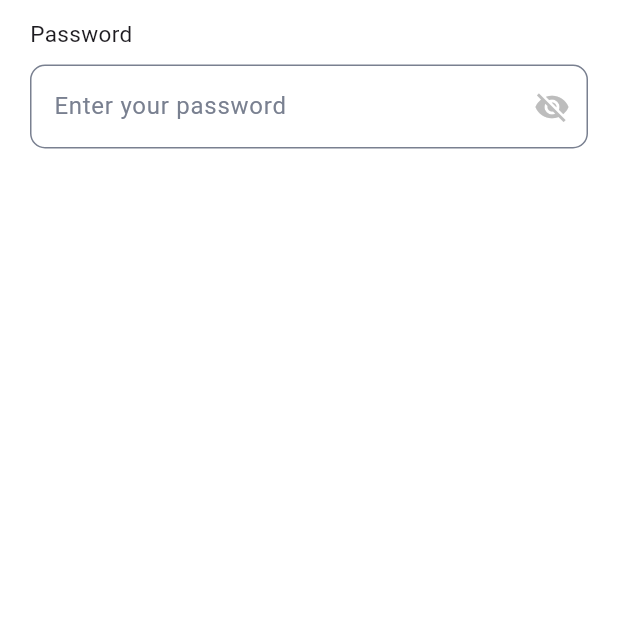
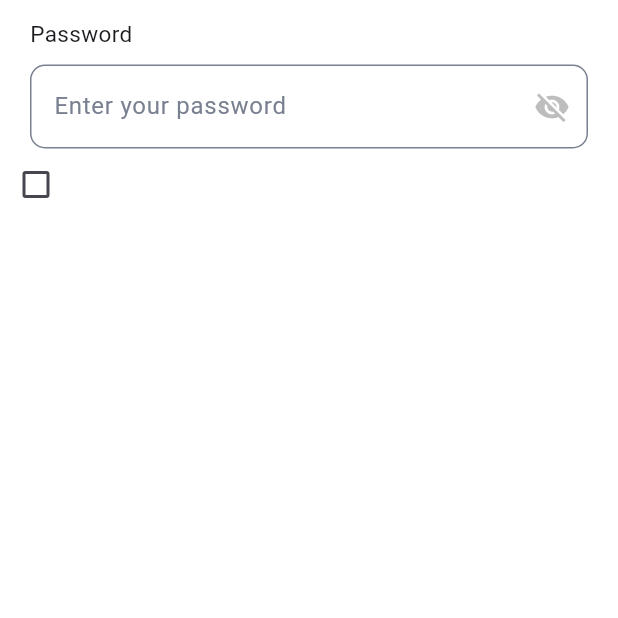
Before and after one commit to rifatalam26/plumber_tech, a Flutter app: the screen it shows after launch, on a phone screen of 412 x 824 dp, the part 618-1236 px from its top. Run offline on Flutter 3.47's test engine with Material 3 defaults, Android fonts, the phone set to English and light mode, and no system bars.

Commit message:
login screen 1

```diff
--- a/lib/View/Customer Registration Screen/login_screen1.dart
+++ b/lib/View/Customer Registration Screen/login_screen1.dart
@@ -9,6 +9,7 @@ class LoginScreen1 extends StatefulWidget {
 
 class _LoginScreen1State extends State<LoginScreen1> {
   bool _secureText = true;
+  bool check = false;
   @override
   Widget build(BuildContext context) {
     return Scaffold(
@@ -85,9 +86,9 @@ class _LoginScreen1State extends State<LoginScreen1> {
             ),
             Padding(
               padding: const EdgeInsets.only(left: 20, right: 20),
-              child: TextField(obscureText: _secureText,
+              child: TextField(
+                obscureText: _secureText,
                 decoration: InputDecoration(
-
                     hintText: "Enter your password",
                     hintStyle: const TextStyle(color: Color(0xff798090)),
                     enabledBorder: const OutlineInputBorder(
@@ -108,6 +109,18 @@ class _LoginScreen1State extends State<LoginScreen1> {
                         ))),
               ),
             ),
+            Row(
+              children: [
+                Checkbox(
+                    activeColor: const Color(0xff3B8CDB),
+                    checkColor: Colors.white,
+                    value: check,
+                    onChanged: (c) {
+                      check = c!;
+                      setState(() {});
+                    }),
+              ],
+            )
           ],
         ),
       ),
```
